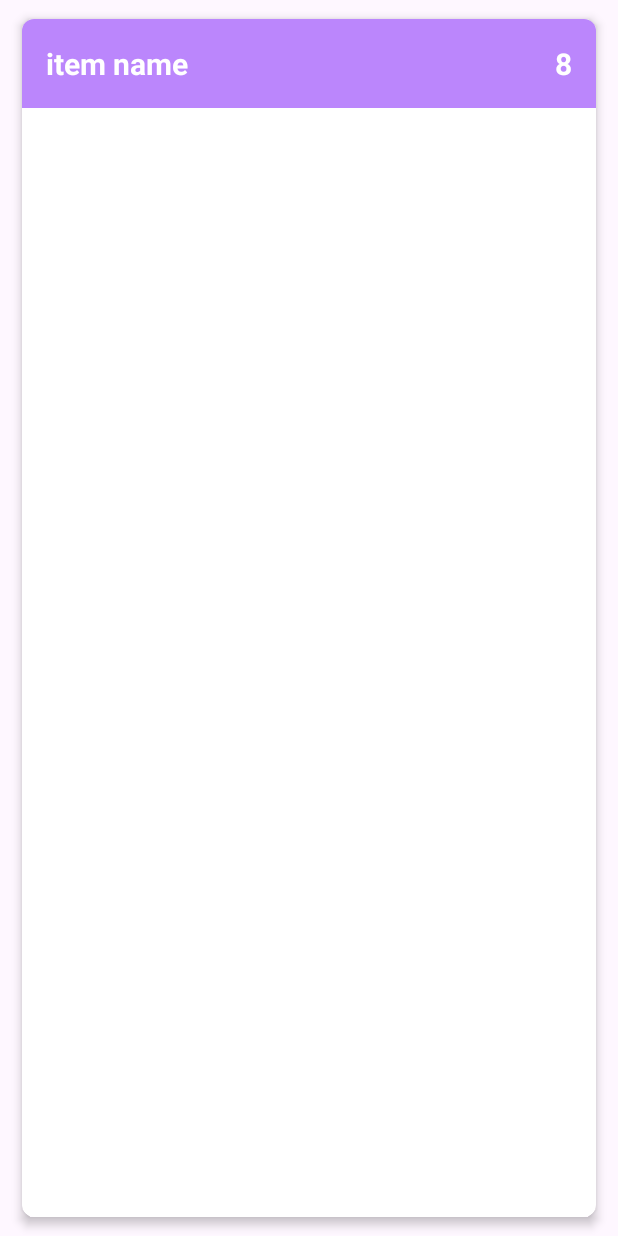
After one commit to hatsker-chan/ShoppingList, an Android app: the layout item_shop_enabled.xml on its own in the app's theme, with its tools: preview values and no code run, on a phone screen of 412 x 824 dp. The commit adds this screen. Run offline under Robolectric (Android 15) with nearby library versions, the phone set to English and light mode, and no system bars.

Commit message:
created shop list layout and card elements

```diff
--- /dev/null
+++ b/app/src/main/res/layout/item_shop_enabled.xml
@@ -0,0 +1,45 @@
+<?xml version="1.0" encoding="utf-8"?>
+<androidx.cardview.widget.CardView xmlns:android="http://schemas.android.com/apk/res/android"
+    xmlns:app="http://schemas.android.com/apk/res-auto"
+    xmlns:tools="http://schemas.android.com/tools"
+    android:layout_width="match_parent"
+    android:layout_height="match_parent"
+    app:cardCornerRadius="8dp"
+    android:layout_marginTop="4dp"
+    android:layout_marginStart="8dp"
+    android:layout_marginEnd="8dp"
+    android:layout_marginBottom="4dp"
+    app:cardElevation="4dp"
+    app:cardUseCompatPadding="true">
+
+    <LinearLayout
+        android:layout_width="match_parent"
+        android:layout_height="wrap_content"
+        android:background="#BB86FC"
+        android:orientation="horizontal"
+        android:padding="16dp">
+
+        <TextView
+            android:id="@+id/tv_item_name"
+            android:layout_width="wrap_content"
+            android:layout_height="wrap_content"
+            android:textColor="@color/white"
+            android:textSize="20sp"
+            android:textStyle="bold"
+            tools:text="item name" />
+
+        <TextView
+            android:id="@+id/tv_item_count"
+            android:layout_width="0dp"
+            android:layout_height="wrap_content"
+            android:layout_weight="1"
+            android:gravity="end"
+            android:textColor="@color/white"
+            android:textSize="20sp"
+            android:textStyle="bold"
+            tools:text="8" />
+
+
+    </LinearLayout>
+
+</androidx.cardview.widget.CardView>
--- a/app/src/main/res/values/strings.xml
+++ b/app/src/main/res/values/strings.xml
@@ -1,3 +1,4 @@
 <resources>
     <string name="app_name">Shopping List</string>
+    <string name="button_add_item_description">Add new item</string>
 </resources>
```
Also changed, not shown: app/src/main/res/layout/activity_main.xml (+17 -4 lines), app/src/main/res/layout/item_shop_disabled.xml (added, +45 -0 lines).
